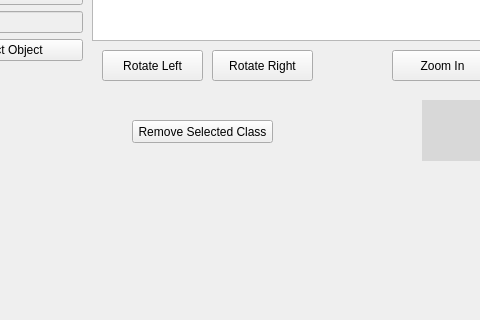
First picture: the form in SDIProject-master/SDIProject-master/SRC/mainwindow.ui, repository BRees2451/SDIProject, before the edit; both pictures show x 238 to 718 and y 399 to 719 of the 865 by 719 pixel window.
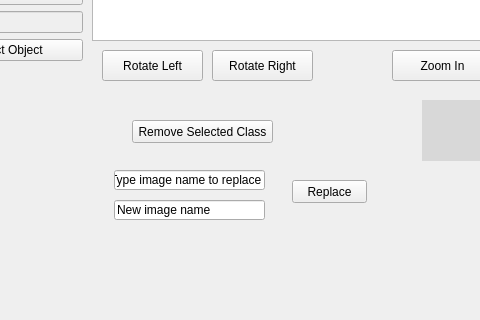
Second picture: the form after the edit. Custom widgets are drawn as their Qt base class.

Commit message: change image filename- logic error

Diff of the .ui file:
```diff
--- a/SDIProject-master/SDIProject-master/SRC/mainwindow.ui
+++ b/SDIProject-master/SDIProject-master/SRC/mainwindow.ui
@@ -420,6 +420,45 @@
      <string>Remove Selected Class</string>
     </property>
    </widget>
+   <widget class="QPushButton" name="replaceImageFileName">
+    <property name="geometry">
+     <rect>
+      <x>530</x>
+      <y>560</y>
+      <width>75</width>
+      <height>23</height>
+     </rect>
+    </property>
+    <property name="text">
+     <string>Replace</string>
+    </property>
+   </widget>
+   <widget class="QLineEdit" name="oldImagelineEdit">
+    <property name="geometry">
+     <rect>
+      <x>352</x>
+      <y>550</y>
+      <width>151</width>
+      <height>20</height>
+     </rect>
+    </property>
+    <property name="text">
+     <string>Type image name to replace</string>
+    </property>
+   </widget>
+   <widget class="QLineEdit" name="newImagelineEdit">
+    <property name="geometry">
+     <rect>
+      <x>352</x>
+      <y>580</y>
+      <width>151</width>
+      <height>20</height>
+     </rect>
+    </property>
+    <property name="text">
+     <string>New image name</string>
+    </property>
+   </widget>
   </widget>
   <widget class="QMenuBar" name="menubar">
    <property name="geometry">
```
The commit also changes 26 other files.
